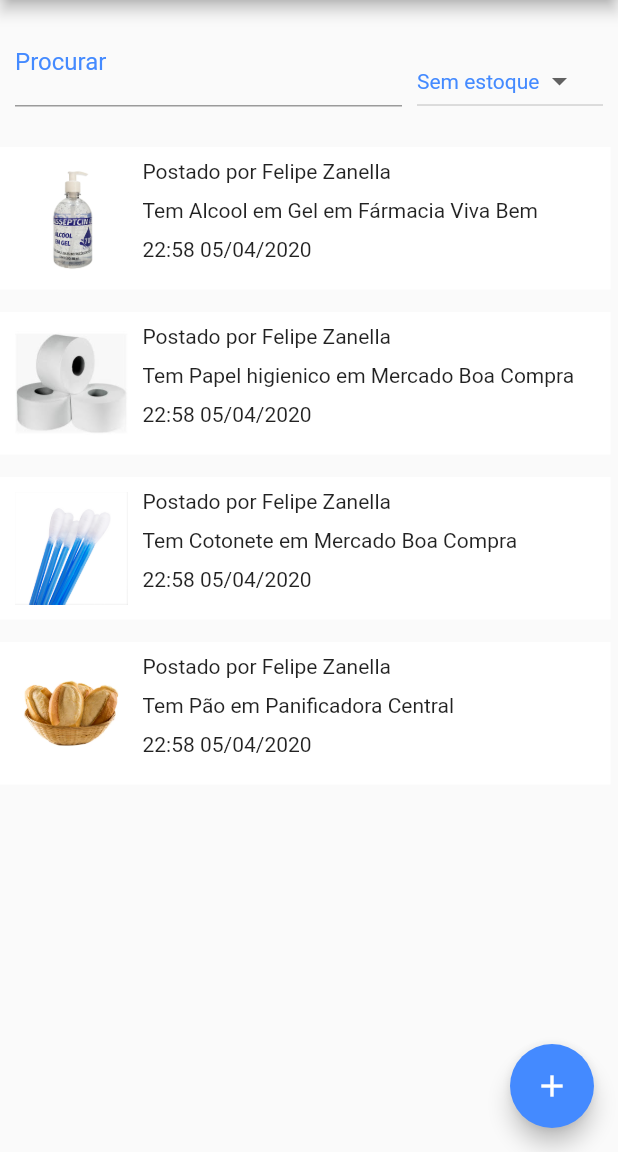
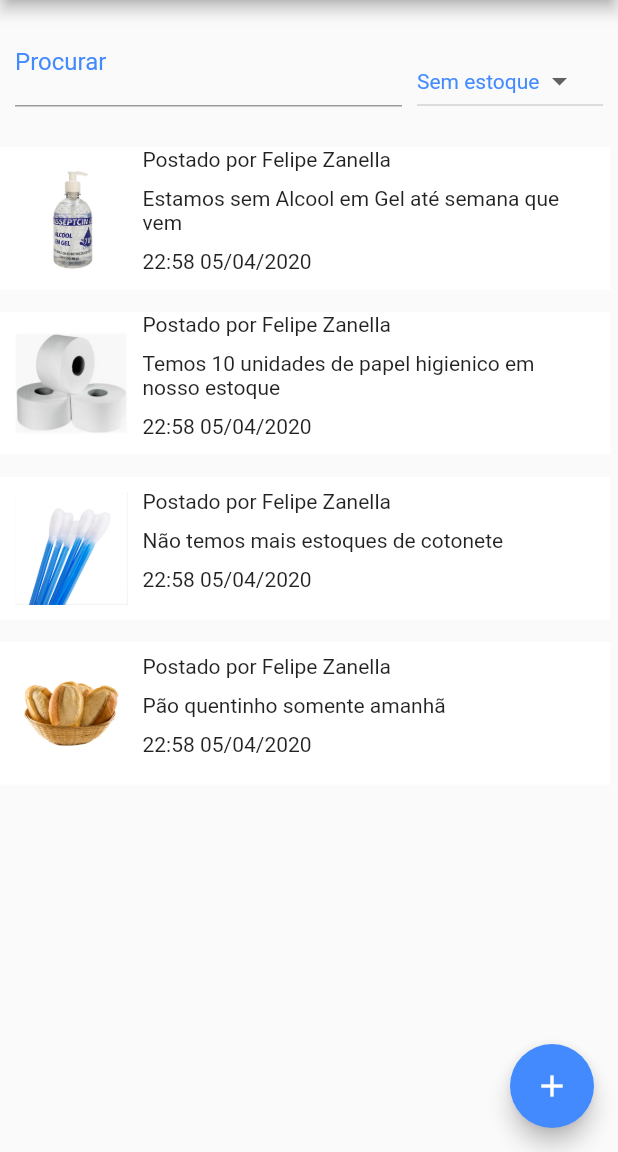
Before and after one commit to thyxbr/hack-for-good, a Flutter app: the screen it shows after launch, on a phone screen of 412 x 824 dp, the part 84-1236 px from its top. Run offline on Flutter 3.47's test engine with Material 2 defaults, Android fonts, the phone set to English and light mode, and no system bars.

Commit message:
ajustado mensagem do post na listagem de produtos

```diff
--- a/lib/produto/produto_list.dart
+++ b/lib/produto/produto_list.dart
@@ -91,6 +91,7 @@ class ProdutoList extends StatelessWidget {
     Produto produto = new Produto();
     produto.idProduto = 1;
     produto.nomeProduto = "Alcool em Gel";
+    produto.mensagem = "Estamos sem Alcool em Gel até semana que vem";
     produto.nomeEstabelecimento = "Fármacia Viva Bem";
     produto.bairro = "Centro";
     produto.lagradouro = "Rua jardim das flores";
@@ -103,6 +104,7 @@ class ProdutoList extends StatelessWidget {
     produto = new Produto();
     produto.idProduto = 2;
     produto.nomeProduto = "Papel higienico";
+    produto.mensagem = "Temos 10 unidades de papel higienico em nosso estoque";
     produto.nomeEstabelecimento = "Mercado Boa Compra";
     produto.bairro = "Centro";
     produto.lagradouro = "Rua presidente Kennedy";
@@ -115,6 +117,7 @@ class ProdutoList extends StatelessWidget {
     produto = new Produto();
     produto.idProduto = 3;
     produto.nomeProduto = "Cotonete";
+    produto.mensagem = "Não temos mais estoques de cotonete";
     produto.nomeEstabelecimento = "Mercado Boa Compra";
     produto.bairro = "Centro";
     produto.lagradouro = "Rua presidente Kennedy";
@@ -127,6 +130,7 @@ class ProdutoList extends StatelessWidget {
     produto = new Produto();
     produto.idProduto = 4;
     produto.nomeProduto = "Pão";
+    produto.mensagem = "Pão quentinho somente amanhã";
     produto.nomeEstabelecimento = "Panificadora Central";
     produto.bairro = "Centro";
     produto.lagradouro = "Rua alvorada";
@@ -140,6 +144,7 @@ class ProdutoList extends StatelessWidget {
   Widget itemBuilder(BuildContext context, int index) {
     Produto produto = this.produtos.elementAt(index);
     return InkWell(
+      key: Key(DateTime.now().millisecondsSinceEpoch.toString()),
       onTap: () {
         Navigator.push(
             context, MaterialPageRoute(builder: (context) => ProdutoDetalhe(produto)));
@@ -153,6 +158,7 @@ class ProdutoList extends StatelessWidget {
                 margin: EdgeInsets.all(10.0),
                 child: Image.asset(
                   produto.image,
+                  key: Key(DateTime.now().millisecondsSinceEpoch.toString()),
                   height: 75.0,
                 ),
               ),
@@ -166,10 +172,8 @@ class ProdutoList extends StatelessWidget {
                     ),
                     Container(
                       margin: EdgeInsets.fromLTRB(0.0, 0.0, 0.0, 10.0),
-                      child: Text("Tem " +
-                          produto.nomeProduto +
-                          " em " +
-                          produto.nomeEstabelecimento),
+                      width: 300,
+                      child: Text(produto.mensagem, textAlign: TextAlign.left,),
                     ),
                     Container(
                       margin: EdgeInsets.fromLTRB(0.0, .0, .0, 10.0),
```
